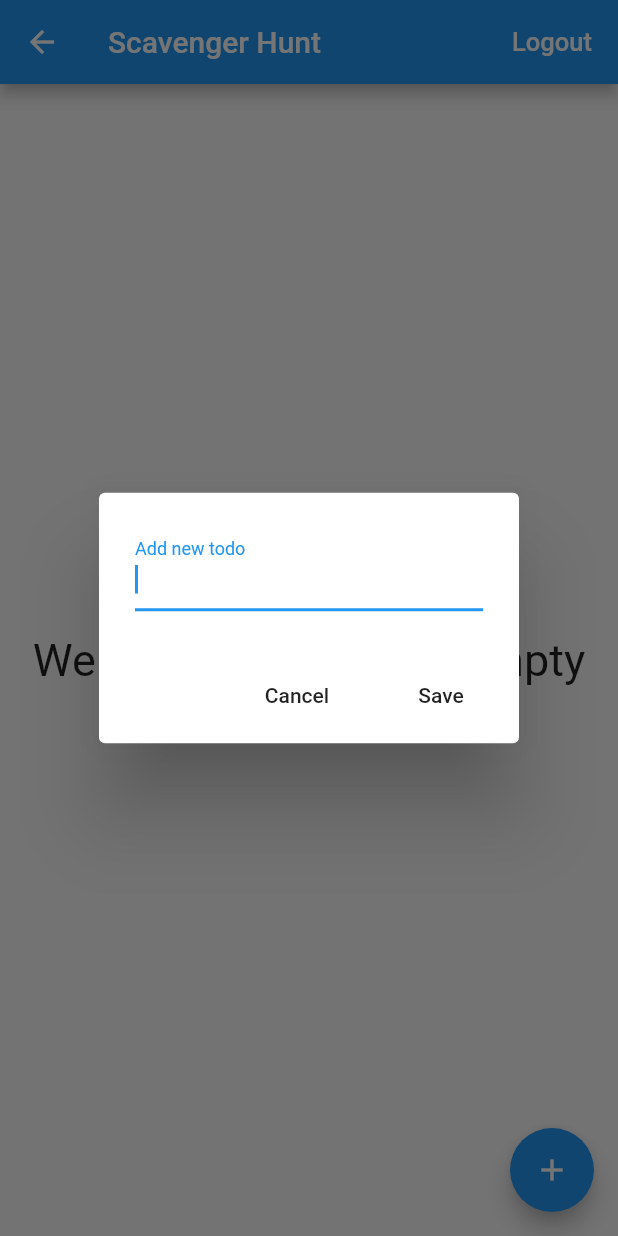
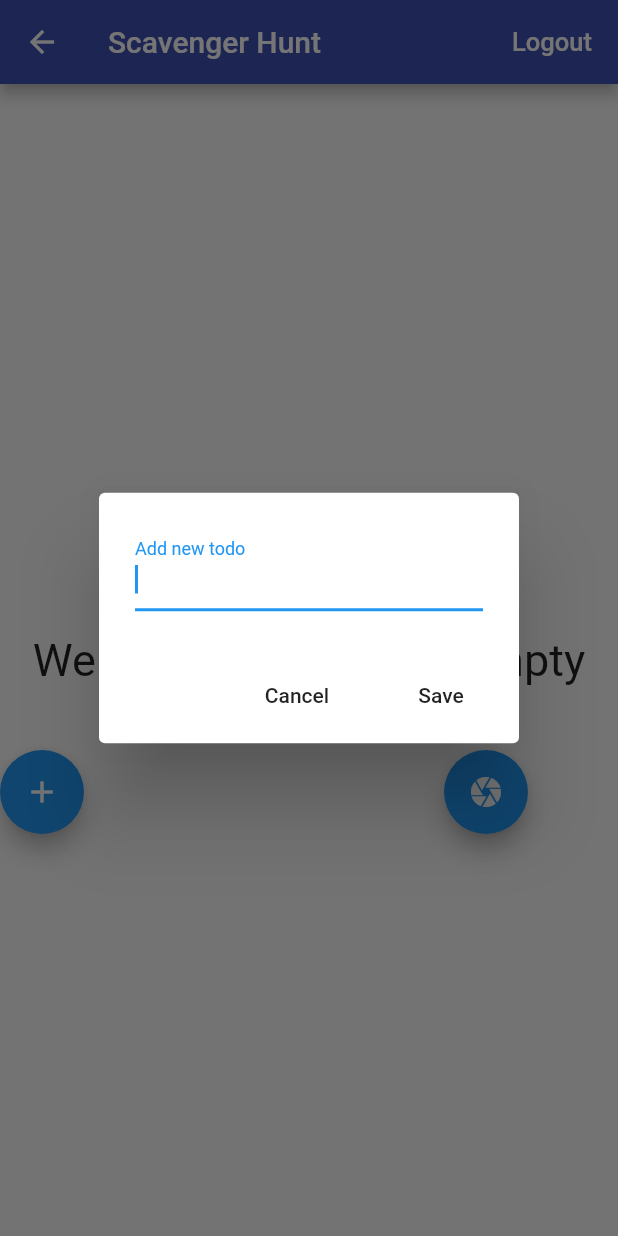
Before and after one commit to lwommack/ScavengerHunt, a Flutter app: the HomePage screen opened directly, after a tap on the "add" icon, on a phone screen of 412 x 824 dp. Run offline on Flutter 3.47's test engine with Material 2 defaults, Android fonts, the phone set to English and light mode, and no system bars; our stand-ins replace firebase_auth, firebase_database, image_picker; accounts and stored records are empty.

```diff
--- a/scavenger_hunt/lib/pages/home_page.dart
+++ b/scavenger_hunt/lib/pages/home_page.dart
@@ -1,8 +1,10 @@
 import 'package:flutter/material.dart';
 import '../services/authentication.dart';
 import 'package:firebase_database/firebase_database.dart';
+//import 'package:cloud_firestore/cloud_firestore.dart';
 import '../models/todo.dart';
 import 'dart:async';
+import 'camera_page.dart';
 
 class HomePage extends StatefulWidget {
   HomePage({Key key, this.auth, this.userId, this.onSignedOut})
@@ -140,11 +142,14 @@ class _HomePageState extends State<HomePage> {
   }
 
   _addNewTodo(String todoItem) {
-    if (todoItem.length > 0) {
-
-      Todo todo = new Todo(todoItem.toString(), widget.userId, false);
-      _database.reference().child("todo").push().set(todo.toJson());
-    }
+//    if (todoItem.length > 0) {
+//      var item = <String, Object>{};
+//      item["completed"] = false;
+//      item["subject"] = todoItem.toString();
+////      item["userId"] = widget.userId;
+////      T o d o  t o d o = T o d o(todoItem.toString(), widget.userId, false);
+////      _database.reference().child("t o d o").push().set(t o d o.toJson());
+//    }
   }
 
   _updateTodo(Todo todo){
@@ -170,24 +175,24 @@ class _HomePageState extends State<HomePage> {
         context: context,
       builder: (BuildContext context) {
           return AlertDialog(
-            content: new Row(
+            content: Row(
               children: <Widget>[
-                new Expanded(child: new TextField(
+                Expanded(child: TextField(
                   controller: _textEditingController,
                   autofocus: true,
-                  decoration: new InputDecoration(
+                  decoration: InputDecoration(
                     labelText: 'Add new todo',
                   ),
                 ))
               ],
             ),
             actions: <Widget>[
-              new FlatButton(
+              FlatButton(
                   child: const Text('Cancel'),
                   onPressed: () {
                     Navigator.pop(context);
                   }),
-              new FlatButton(
+              FlatButton(
                   child: const Text('Save'),
                   onPressed: () {
                     _addNewTodo(_textEditingController.text.toString());
@@ -243,24 +248,51 @@ class _HomePageState extends State<HomePage> {
 
   @override
   Widget build(BuildContext context) {
-    return new Scaffold(
-        appBar: new AppBar(
-          title: new Text('Scavenger Hunt'),
+    return Scaffold(
+        appBar: AppBar(
+          backgroundColor: Colors.indigo,
+          title: Text('Scavenger Hunt'),
           actions: <Widget>[
-            new FlatButton(
-                child: new Text('Logout',
-                    style: new TextStyle(fontSize: 17.0, color: Colors.white)),
+            FlatButton(
+                child: Text('Logout',
+                    style: TextStyle(fontSize: 17.0, color: Colors.white)),
                 onPressed: _signOut)
           ],
         ),
-        body: _showTodoList(),
-        floatingActionButton: FloatingActionButton(
-          onPressed: () {
-            _showDialog(context);
-          },
-          tooltip: 'Increment',
-          child: Icon(Icons.add),
+        body: Stack(
+          children: <Widget>[
+            _showTodoList(),
+            Row(
+              crossAxisAlignment: CrossAxisAlignment.end,
+              children: <Widget>[
+                FloatingActionButton(
+                  onPressed: () {
+                    _showDialog(context);
+                  },
+                  tooltip: 'Increment',
+                  child: Icon(Icons.add),
+                  heroTag: null,
+                ),
+                Padding(padding: EdgeInsets.symmetric(vertical: 250.0,horizontal: 120.0)),
+                FloatingActionButton(
+                  onPressed: () {
+                    Navigator.push(context, MaterialPageRoute(builder: (context) => CameraApp()));
+                  },
+                  tooltip: 'Take Picture',
+                  child: Icon(Icons.camera),
+                  heroTag: null,
+                ),
+              ],
+            ),
+          ],
         )
+//        floatingActionButton: FloatingActionButton(
+//          onPressed: () {
+//            _showDialog(context);
+//          },
+//          tooltip: 'Increment',
+//          child: Icon(Icons.add),
+//        )
     );
   }
 }
--- a/scavenger_hunt/lib/pages/login_signup_page.dart
+++ b/scavenger_hunt/lib/pages/login_signup_page.dart
@@ -103,6 +103,7 @@ class _LoginSignUpPageState extends State<LoginSignUpPage> {
     _isIos = Theme.of(context).platform == TargetPlatform.iOS;
     return new Scaffold(
         appBar: new AppBar(
+          backgroundColor: Colors.indigo,
           title: new Text('Flutter login demo'),
         ),
         body: Stack(
--- a/scavenger_hunt/pubspec.yaml
+++ b/scavenger_hunt/pubspec.yaml
@@ -19,6 +19,7 @@ dependencies:
   # The following adds the Cupertino Icons font to your application.
   # Use with the CupertinoIcons class for iOS style icons.
   cupertino_icons: ^0.1.2
+  image_picker: 0.4.12+1
   firebase_auth: ^0.6.6
   firebase_database: ^1.0.5
   cloud_firestore: #^0.9.13+1
```
Also changed, not shown: scavenger_hunt/lib/pages/camera_page.dart (added, +44 -0 lines).
